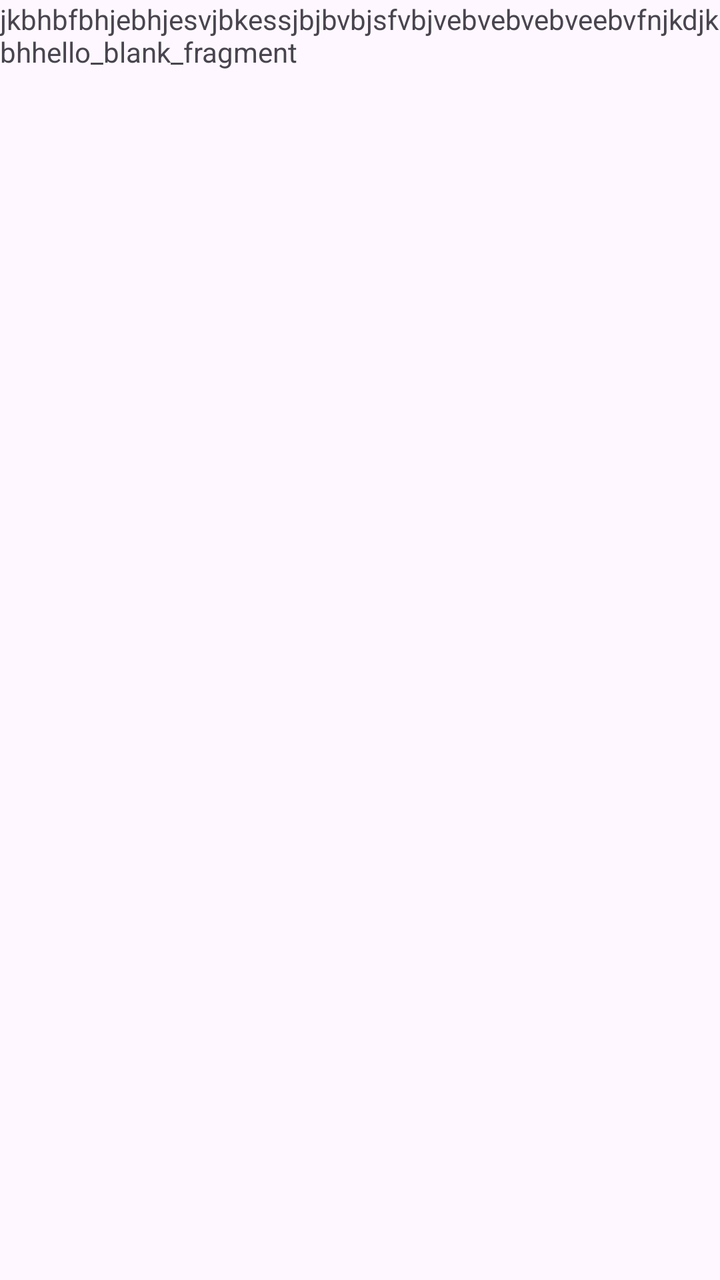
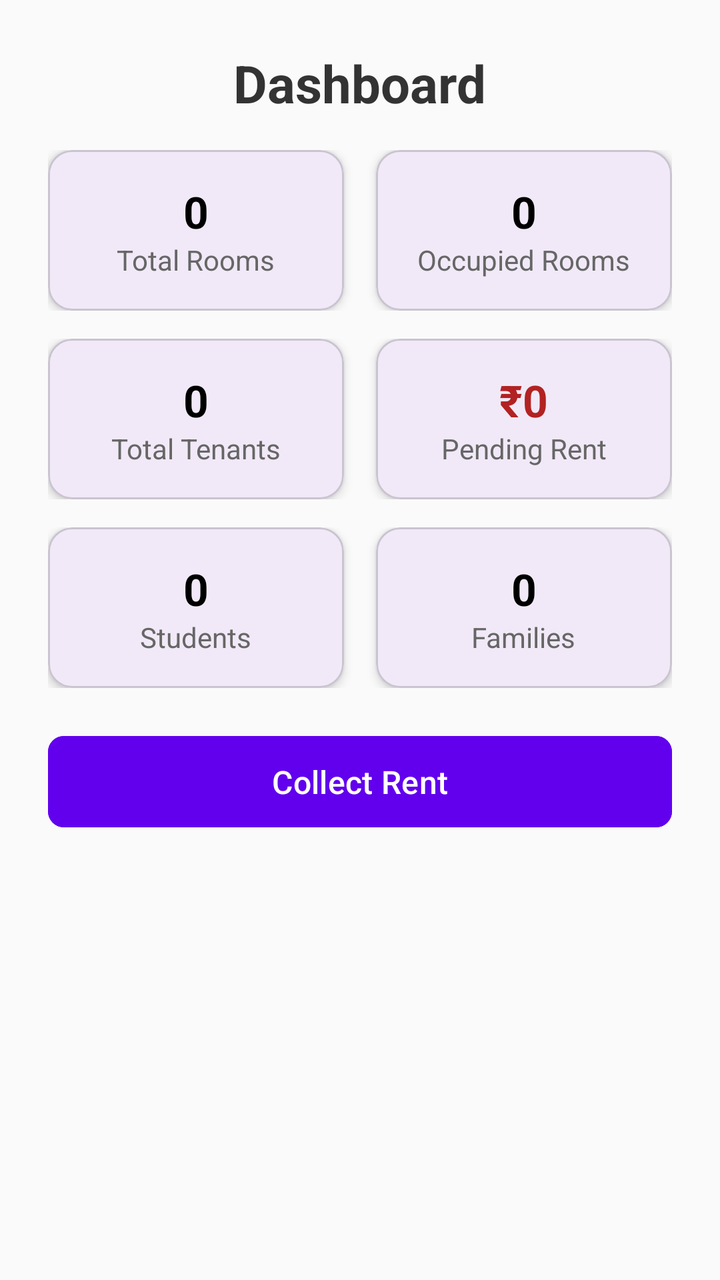

Compare the two renders of this Android layout. The source of the first and the diff that turns it into the second are given below.
<!-- AndroidManifest.xml: application theme Theme.RentMangment -->
<!-- res/layout/fragment_home.xml -->
<?xml version="1.0" encoding="utf-8"?>
<FrameLayout xmlns:android="http://schemas.android.com/apk/res/android"
    xmlns:tools="http://schemas.android.com/tools"
    android:layout_width="match_parent"
    android:layout_height="match_parent"
    tools:context=".HomeFragment">

    
    <TextView
        android:layout_width="match_parent"
        android:layout_height="match_parent"
        android:text="jkbhbfbhjebhjesvjbkessjbjbvbjsfvbjvebvebvebveebvfnjkdjkbhhello_blank_fragment" />

</FrameLayout>
<!-- resources referenced by this layout -->
<resources>
  <style name="Theme.RentMangment" parent="Base.Theme.RentMangment" />
  <style name="Base.Theme.RentMangment" parent="Theme.Material3.DayNight.NoActionBar">
          
          
      </style>
</resources>

<!-- the commit's change to res/layout/fragment_home.xml (unified diff, before → after) -->
@@ -1,14 +1,280 @@
 <?xml version="1.0" encoding="utf-8"?>
-<FrameLayout xmlns:android="http://schemas.android.com/apk/res/android"
+<FrameLayout
+    xmlns:android="http://schemas.android.com/apk/res/android"
+    xmlns:app="http://schemas.android.com/apk/res-auto"
     xmlns:tools="http://schemas.android.com/tools"
+    android:id="@+id/homeFragmentRoot"
     android:layout_width="match_parent"
     android:layout_height="match_parent"
     tools:context=".HomeFragment">
 
-    
-    <TextView
+    <ScrollView
         android:layout_width="match_parent"
         android:layout_height="match_parent"
-        android:text="jkbhbfbhjebhjesvjbkessjbjbvbjsfvbjvebvebvebveebvfnjkdjkbhhello_blank_fragment" />
-
+        android:fillViewport="true"
+        android:background="#FAFAFA">
+
+        <LinearLayout
+            android:layout_width="match_parent"
+            android:layout_height="wrap_content"
+            android:orientation="vertical"
+            android:padding="24dp"
+            android:gravity="center_horizontal">
+
+            
+            <TextView
+                android:layout_width="wrap_content"
+                android:layout_height="wrap_content"
+                android:text="Dashboard"
+                android:textSize="26sp"
+                android:textStyle="bold"
+                android:textColor="#333333"
+                android:layout_marginBottom="16dp"/>
+
+            
+            <LinearLayout
+                android:layout_width="match_parent"
+                android:layout_height="wrap_content"
+                android:weightSum="2"
+                android:orientation="horizontal"
+                android:layout_marginBottom="14dp">
+
+                
+                <com.google.android.material.card.MaterialCardView
+                    android:layout_width="0dp"
+                    android:layout_height="wrap_content"
+                    android:layout_weight="1"
+                    app:cardCornerRadius="12dp"
+                    app:cardElevation="3dp"
+                    android:layout_marginEnd="8dp">
+
+                    <LinearLayout
+                        android:layout_width="match_parent"
+                        android:layout_height="wrap_content"
+                        android:orientation="vertical"
+                        android:gravity="center"
+                        android:padding="16dp">
+
+                        <TextView
+                            android:id="@+id/tvTotalRooms"
+                            android:layout_width="wrap_content"
+                            android:layout_height="wrap_content"
+                            android:text="0"
+                            android:textSize="22sp"
+                            android:textStyle="bold"
+                            android:textColor="#000000" />
+
+                        <TextView
+                            android:layout_width="wrap_content"
+                            android:layout_height="wrap_content"
+                            android:text="Total Rooms"
+                            android:textSize="14sp"
+                            android:textColor="#666666" />
+                    </LinearLayout>
+                </com.google.android.material.card.MaterialCardView>
+
+                
+                <com.google.android.material.card.MaterialCardView
+                    android:layout_width="0dp"
+                    android:layout_height="wrap_content"
+                    android:layout_weight="1"
+                    app:cardCornerRadius="12dp"
+                    app:cardElevation="3dp"
+                    android:layout_marginStart="8dp">
+
+                    <LinearLayout
+                        android:layout_width="match_parent"
+                        android:layout_height="wrap_content"
+                        android:orientation="vertical"
+                        android:gravity="center"
+                        android:padding="16dp">
+
+                        <TextView
+                            android:id="@+id/tvOccupiedRooms"
+                            android:layout_width="wrap_content"
+                            android:layout_height="wrap_content"
+                            android:text="0"
+                            android:textSize="22sp"
+                            android:textStyle="bold"
+                            android:textColor="#000000" />
+
+                        <TextView
+                            android:layout_width="wrap_content"
+                            android:layout_height="wrap_content"
+                            android:text="Occupied Rooms"
+                            android:textSize="14sp"
+                            android:textColor="#666666" />
+                    </LinearLayout>
+                </com.google.android.material.card.MaterialCardView>
+            </LinearLayout>
+
+            
+            <LinearLayout
+                android:layout_width="match_parent"
+                android:layout_height="wrap_content"
+                android:weightSum="2"
+                android:orientation="horizontal"
+                android:layout_marginBottom="14dp">
+
+                
+                <com.google.android.material.card.MaterialCardView
+                    android:layout_width="0dp"
+                    android:layout_height="wrap_content"
+                    android:layout_weight="1"
+                    app:cardCornerRadius="12dp"
+                    app:cardElevation="3dp"
+                    android:layout_marginEnd="8dp">
+
+                    <LinearLayout
+                        android:layout_width="match_parent"
+                        android:layout_height="wrap_content"
+                        android:orientation="vertical"
+                        android:gravity="center"
+                        android:padding="16dp">
+
+                        <TextView
+                            android:id="@+id/tvTotalTenants"
+                            android:layout_width="wrap_content"
+                            android:layout_height="wrap_content"
+                            android:text="0"
+                            android:textSize="22sp"
+                            android:textStyle="bold"
+                            android:textColor="#000000" />
+
+                        <TextView
+                            android:layout_width="wrap_content"
+                            android:layout_height="wrap_content"
+                            android:text="Total Tenants"
+                            android:textSize="14sp"
+                            android:textColor="#666666" />
+                    </LinearLayout>
+                </com.google.android.material.card.MaterialCardView>
+
+                
+                <com.google.android.material.card.MaterialCardView
+                    android:layout_width="0dp"
+                    android:layout_height="wrap_content"
+                    android:layout_weight="1"
+                    app:cardCornerRadius="12dp"
+                    app:cardElevation="3dp"
+                    android:layout_marginStart="8dp">
+
+                    <LinearLayout
+                        android:layout_width="match_parent"
+                        android:layout_height="wrap_content"
+                        android:orientation="vertical"
+                        android:gravity="center"
+                        android:padding="16dp">
+
+                        <TextView
+                            android:id="@+id/tvPendingRent"
+                            android:layout_width="wrap_content"
+                            android:layout_height="wrap_content"
+                            android:text="₹0"
+                            android:textSize="22sp"
+                            android:textStyle="bold"
+                            android:textColor="#B22222" />
+
+                        <TextView
+                            android:layout_width="wrap_content"
+                            android:layout_height="wrap_content"
+                            android:text="Pending Rent"
+                            android:textSize="14sp"
+                            android:textColor="#666666" />
+                    </LinearLayout>
+                </com.google.android.material.card.MaterialCardView>
+            </LinearLayout>
+
+            
+            <LinearLayout
+                android:layout_width="match_parent"
+                android:layout_height="wrap_content"
+                android:weightSum="2"
+                android:orientation="horizontal"
+                android:layout_marginBottom="20dp">
+
+                
+                <com.google.android.material.card.MaterialCardView
+                    android:layout_width="0dp"
+                    android:layout_height="wrap_content"
+                    android:layout_weight="1"
+                    app:cardCornerRadius="12dp"
+                    app:cardElevation="3dp"
+                    android:layout_marginEnd="8dp">
+
+                    <LinearLayout
+                        android:layout_width="match_parent"
+                        android:layout_height="wrap_content"
+                        android:orientation="vertical"
+                        android:gravity="center"
+                        android:padding="16dp">
+
+                        <TextView
+                            android:id="@+id/tvStudentsCount"
+                            android:layout_width="wrap_content"
+                            android:layout_height="wrap_content"
+                            android:text="0"
+                            android:textSize="22sp"
+                            android:textStyle="bold"
+                            android:textColor="#000000" />
+
+                        <TextView
+                            android:layout_width="wrap_content"
+                            android:layout_height="wrap_content"
+                            android:text="Students"
+                            android:textSize="14sp"
+                            android:textColor="#666666" />
+                    </LinearLayout>
+                </com.google.android.material.card.MaterialCardView>
+
+                
+                <com.google.android.material.card.MaterialCardView
+                    android:layout_width="0dp"
+                    android:layout_height="wrap_content"
+                    android:layout_weight="1"
+                    app:cardCornerRadius="12dp"
+                    app:cardElevation="3dp"
+                    android:layout_marginStart="8dp">
+
+                    <LinearLayout
+                        android:layout_width="match_parent"
+                        android:layout_height="wrap_content"
+                        android:orientation="vertical"
+                        android:gravity="center"
+                        android:padding="16dp">
+
+                        <TextView
+                            android:id="@+id/tvFamiliesCount"
+                            android:layout_width="wrap_content"
+                            android:layout_height="wrap_content"
+                            android:text="0"
+                            android:textSize="22sp"
+                            android:textStyle="bold"
+                            android:textColor="#000000" />
+
+                        <TextView
+                            android:layout_width="wrap_content"
+                            android:layout_height="wrap_content"
+                            android:text="Families"
+                            android:textSize="14sp"
+                            android:textColor="#666666" />
+                    </LinearLayout>
+                </com.google.android.material.card.MaterialCardView>
+            </LinearLayout>
+
+            
+            <com.google.android.material.button.MaterialButton
+                android:id="@+id/btnCollectRent"
+                android:layout_width="match_parent"
+                android:layout_height="wrap_content"
+                android:text="Collect Rent"
+                android:backgroundTint="@color/purple_500"
+                android:textColor="@android:color/white"
+                android:textSize="16sp"
+                app:cornerRadius="8dp"
+                android:padding="12dp"
+                android:textAllCaps="false" />
+
+        </LinearLayout>
+    </ScrollView>
 </FrameLayout>
<!-- resource entries referenced after the edit -->
@@ -1,5 +1,6 @@
 <!-- resources referenced by this layout -->
 <resources>
+  <color name="purple_500">#FF6200EE</color>
   <style name="Theme.RentMangment" parent="Base.Theme.RentMangment" />
   <style name="Base.Theme.RentMangment" parent="Theme.Material3.DayNight.NoActionBar">
           
